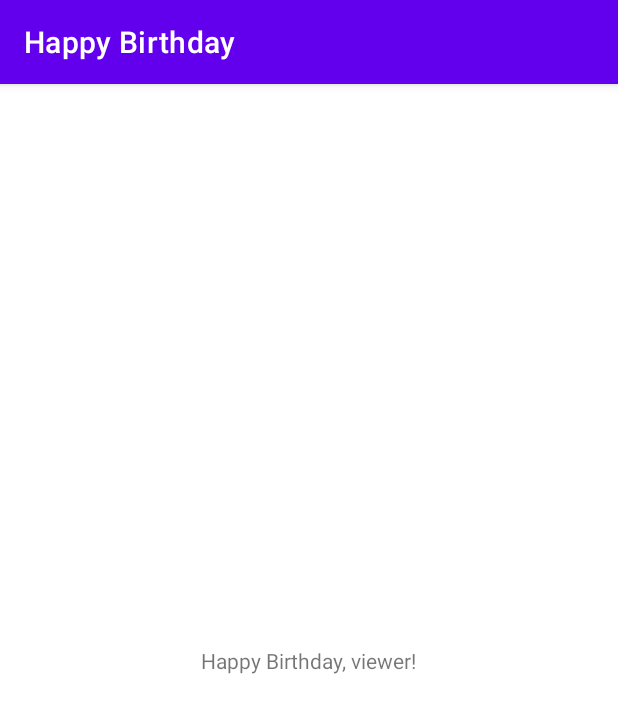
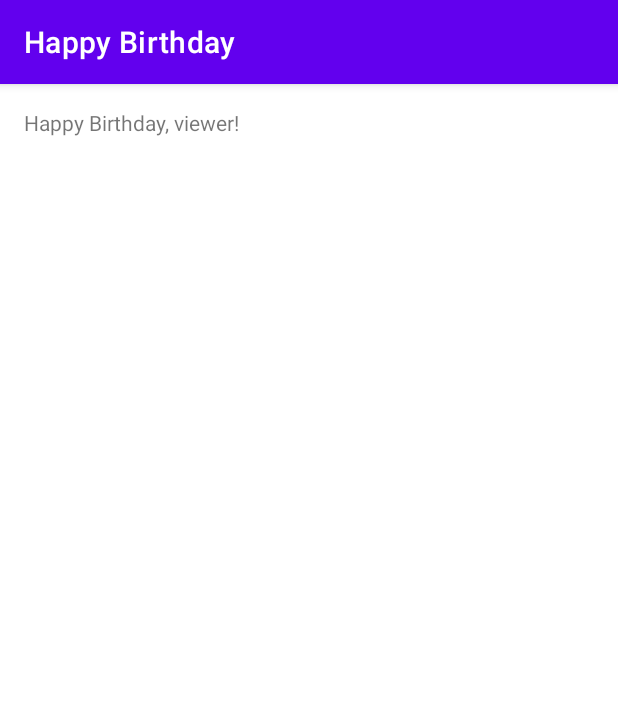
Before and after one commit to HemantSachdeva/HappyBirthday, an Android app: the screen it shows after launch (MainActivity), on a phone screen of 412 x 824 dp. Shown: the top 713 px of the screen. Run offline under Robolectric (Android 15) with nearby library versions, the phone set to English and light mode, and no system bars.

Commit message:
Move Greeting TextView to upper left
 * Set top and left margin to 16.

Signed-off-by: Hemant Sachdeva <hemant.evolver@gmail.com>

```diff
--- a/app/src/main/res/layout/activity_main.xml
+++ b/app/src/main/res/layout/activity_main.xml
@@ -7,12 +7,13 @@
     tools:context=".MainActivity">
 
     <TextView
+        android:id="@+id/textView"
         android:layout_width="wrap_content"
         android:layout_height="wrap_content"
+        android:layout_marginStart="16dp"
+        android:layout_marginTop="16dp"
         android:text="@string/birthday_greet"
-        app:layout_constraintBottom_toBottomOf="parent"
-        app:layout_constraintLeft_toLeftOf="parent"
-        app:layout_constraintRight_toRightOf="parent"
+        app:layout_constraintStart_toStartOf="parent"
         app:layout_constraintTop_toTopOf="parent" />
 
 </androidx.constraintlayout.widget.ConstraintLayout>
```
